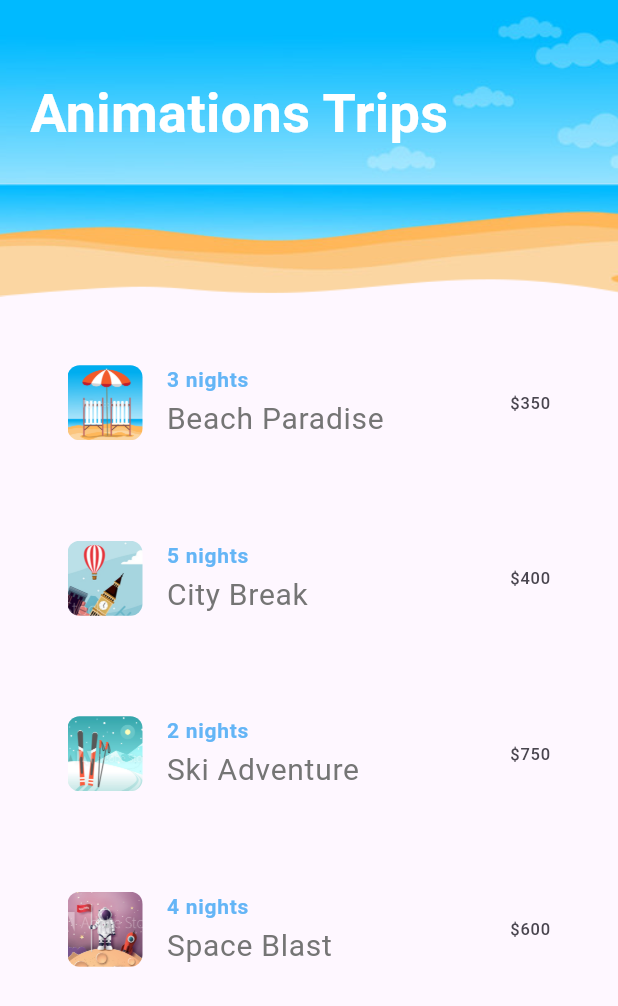
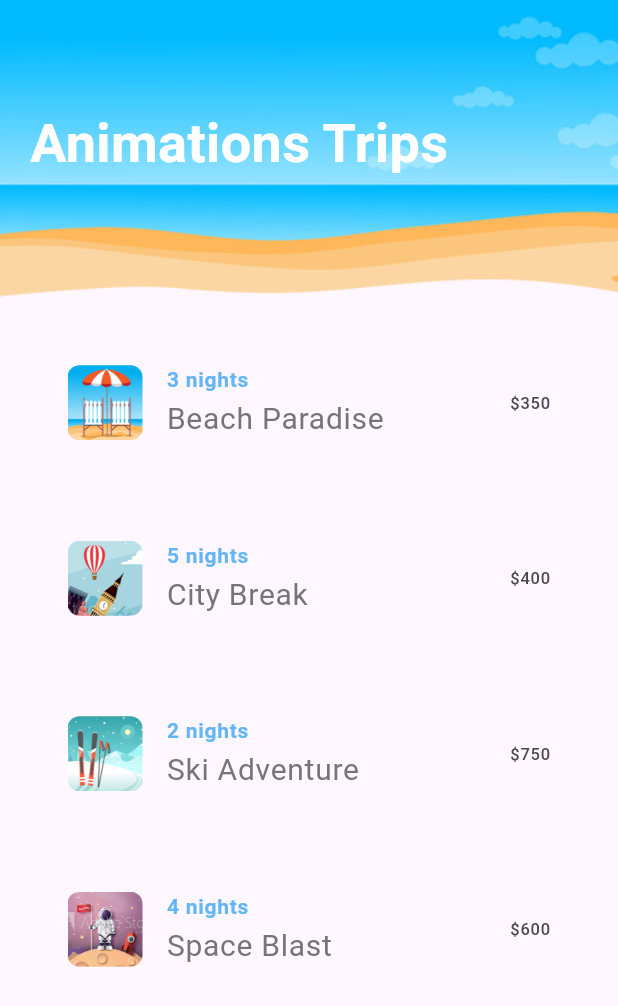
Before and after one commit to azix-khan/Flutter-Animations, a Flutter app: the Home screen opened directly, on a phone screen of 412 x 824 dp. Shown: the top 1006 px of the screen. Run offline on Flutter 3.47's test engine with Material 3 defaults, Android fonts, the phone set to English and light mode, and no system bars; our stand-ins replace lorem_ipsum.

Commit message:
tween  animation

```diff
--- a/flutter_animations/lib/main.dart
+++ b/flutter_animations/lib/main.dart
@@ -1,5 +1,5 @@
 import 'package:flutter/material.dart';
-import 'package:flutter_animations/screens/sandbox.dart';
+import 'package:flutter_animations/screens/home.dart';
 
 void main() {
   runApp(const MyApp());
@@ -12,7 +12,7 @@ class MyApp extends StatelessWidget {
   Widget build(BuildContext context) {
     return const MaterialApp(
       title: 'Animations Trips',
-      home: Sandbox(),
+      home: Home(),
     );
   }
 }
--- a/flutter_animations/lib/shared/screenTitle.dart
+++ b/flutter_animations/lib/shared/screenTitle.dart
@@ -7,10 +7,28 @@ class ScreenTitle extends StatelessWidget {
 
   @override
   Widget build(BuildContext context) {
-    return Text(
-      text,
-      style: const TextStyle(
-          fontSize: 36, color: Colors.white, fontWeight: FontWeight.bold),
+    // create custom implicit animations
+    // define own tweens with custom start and end points
+    return TweenAnimationBuilder(
+      tween: Tween<double>(begin: 0, end: 1),
+      duration: const Duration(milliseconds: 500),
+      builder: (BuildContext context, double value, Widget? child) {
+        return Opacity(
+          opacity: value,
+          child: Padding(
+            padding: EdgeInsets.only(top: value * 20),
+            child: child,
+          ),
+        );
+      },
+      child: Text(
+        text,
+        style: const TextStyle(
+          fontSize: 36,
+          color: Colors.white,
+          fontWeight: FontWeight.bold,
+        ),
+      ),
     );
   }
 }
```
Also changed, not shown: flutter_animations/lib/screens/sandbox.dart (deleted, +0 -72 lines).
